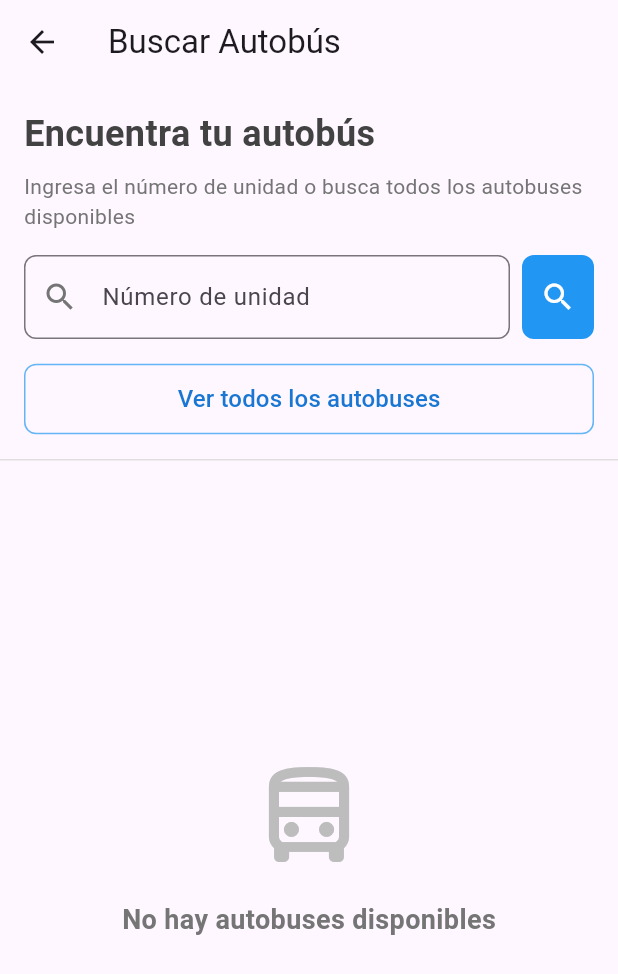
After one commit to wise-owl-dev/Geolocation_App, a Flutter app: the BusSearchScreen screen opened by its route, after a tap on "Ver todos los autobuses", on a phone screen of 412 x 824 dp. The commit adds this screen. Shown: the top 974 px of the screen. Run offline on Flutter 3.47's test engine with Material 3 defaults, Android fonts, the phone set to English and light mode, and no system bars; our stand-ins replace flutter_riverpod, formz, go_router, supabase_flutter; accounts and stored records are empty.

Commit message:
Consultar Autobus

```diff
--- a/lib/features/dashboard/screens/user_dashboard_screen.dart
+++ b/lib/features/dashboard/screens/user_dashboard_screen.dart
@@ -8,7 +8,12 @@ class UserDashboardScreen extends ConsumerWidget {
 
   void _handleMenuOption(BuildContext context, String option) {
     print('Navegando a: $option');
-    // Implementar navegación
+
+    // Implementar navegación según la opción
+    if (option == 'Buscar Autobús') {
+      context.push('/user/bus-search');
+    }
+    // Las demás opciones se implementarán más adelante
   }
 
   void _handleLogout(BuildContext context, WidgetRef ref) async {
--- /dev/null
+++ b/lib/features/user/providers/bus_search_provider.dart
@@ -0,0 +1,135 @@
+import 'package:flutter_riverpod/flutter_riverpod.dart';
+import 'package:supabase_flutter/supabase_flutter.dart';
+import '../../../shared/models/bus.dart';
+
+class BusSearchState {
+  final bool isLoading;
+  final List<Bus> buses;
+  final String? error;
+  final String searchQuery;
+
+  BusSearchState({
+    required this.isLoading,
+    required this.buses,
+    this.error,
+    required this.searchQuery,
+  });
+
+  // Estado inicial
+  factory BusSearchState.initial() => BusSearchState(
+    isLoading: false,
+    buses: [],
+    error: null,
+    searchQuery: '',
+  );
+
+  // Método copyWith para inmutabilidad
+  BusSearchState copyWith({
+    bool? isLoading,
+    List<Bus>? buses,
+    String? error,
+    String? searchQuery,
+  }) {
+    return BusSearchState(
+      isLoading: isLoading ?? this.isLoading,
+      buses: buses ?? this.buses,
+      error: error,
+      searchQuery: searchQuery ?? this.searchQuery,
+    );
+  }
+}
+
+class BusSearchNotifier extends StateNotifier<BusSearchState> {
+  final _supabase = Supabase.instance.client;
+
+  BusSearchNotifier() : super(BusSearchState.initial());
+
+  // Método para buscar autobuses por número de unidad
+  Future<void> searchBusByNumber(String query) async {
+    if (query.isEmpty) {
+      state = state.copyWith(
+        buses: [],
+        searchQuery: '',
+      );
+      return;
+    }
+
+    state = state.copyWith(isLoading: true, error: null, searchQuery: query);
+
+    try {
+      // Buscar autobuses que coincidan con el query
+      final result = await _supabase
+          .from('autobuses')
+          .select()
+          .ilike('numero_unidad', '%$query%')
+          .order('numero_unidad');
+
+      // Transformar datos en objetos Bus
+      final List<Bus> buses = [];
+      for (var busData in result) {
+        try {
+          buses.add(Bus.fromJson(busData));
+        } catch (e) {
+          print('Error procesando autobús: $e');
+        }
+      }
+
+      state = state.copyWith(
+        isLoading: false,
+        buses: buses,
+      );
+    } catch (e) {
+      print('Error buscando autobuses: $e');
+      state = state.copyWith(
+        isLoading: false,
+        error: 'Error al buscar autobuses: $e',
+      );
+    }
+  }
+
+  // Método para obtener la lista completa de autobuses
+  Future<void> loadAllBuses() async {
+    state = state.copyWith(isLoading: true, error: null);
+
+    try {
+      // Obtener todos los autobuses
+      final result = await _supabase
+          .from('autobuses')
+          .select()
+          .eq('estado', 'activo')
+          .order('numero_unidad');
+
+      // Transformar datos en objetos Bus
+      final List<Bus> buses = [];
+      for (var busData in result) {
+        try {
+          buses.add(Bus.fromJson(busData));
+        } catch (e) {
+          print('Error procesando autobús: $e');
+        }
+      }
+
+      state = state.copyWith(
+        isLoading: false,
+        buses: buses,
+      );
+    } catch (e) {
+      print('Error cargando autobuses: $e');
+      state = state.copyWith(
+        isLoading: false,
+        error: 'Error al cargar autobuses: $e',
+      );
+    }
+  }
+
+  void clearSearch() {
+    state = state.copyWith(
+      buses: [],
+      searchQuery: '',
+    );
+  }
+}
+
+final busSearchProvider = StateNotifierProvider<BusSearchNotifier, BusSearchState>((ref) {
+  return BusSearchNotifier();
+});
--- /dev/null
+++ b/lib/features/user/screens/search_bus_screen.dart
@@ -0,0 +1,356 @@
+import 'package:flutter/material.dart';
+import 'package:flutter_riverpod/flutter_riverpod.dart';
+import 'package:go_router/go_router.dart';
+import '../providers/bus_search_provider.dart';
+import '../../../shared/models/bus.dart';
+import '../../../shared/widgets/widgets.dart';
+
+class BusSearchScreen extends ConsumerStatefulWidget {
+  const BusSearchScreen({Key? key}) : super(key: key);
+
+  @override
+  ConsumerState<BusSearchScreen> createState() => _BusSearchScreenState();
+}
+
+class _BusSearchScreenState extends ConsumerState<BusSearchScreen> {
+  final TextEditingController _searchController = TextEditingController();
+  bool _showAll = false;
+
+  @override
+  void initState() {
+    super.initState();
+    _searchController.addListener(() {
+      if (_searchController.text.isEmpty) {
+        ref.read(busSearchProvider.notifier).clearSearch();
+      }
+    });
+  }
+
+  @override
+  void dispose() {
+    _searchController.dispose();
+    super.dispose();
+  }
+
+  void _performSearch() {
+    final query = _searchController.text.trim();
+    if (query.isNotEmpty) {
+      ref.read(busSearchProvider.notifier).searchBusByNumber(query);
+    }
+  }
+
+  void _showAllBuses() {
+    setState(() {
+      _showAll = true;
+    });
+    ref.read(busSearchProvider.notifier).loadAllBuses();
+  }
+
+  @override
+  Widget build(BuildContext context) {
+    final busSearchState = ref.watch(busSearchProvider);
+
+    return Scaffold(
+      appBar: AppBar(
+        title: const Text('Buscar Autobús'),
+        leading: IconButton(
+          icon: const Icon(Icons.arrow_back),
+          onPressed: () => context.pop(),
+        ),
+      ),
+      body: Column(
+        children: [
+          // Sección de búsqueda
+          Padding(
+            padding: const EdgeInsets.all(16.0),
+            child: Column(
+              crossAxisAlignment: CrossAxisAlignment.start,
+              children: [
+                Text(
+                  'Encuentra tu autobús',
+                  style: TextStyle(
+                    fontSize: 24,
+                    fontWeight: FontWeight.bold,
+                    color: Colors.grey.shade800,
+                  ),
+                ),
+                const SizedBox(height: 8),
+                Text(
+                  'Ingresa el número de unidad o busca todos los autobuses disponibles',
+                  style: TextStyle(
+                    fontSize: 14,
+                    color: Colors.grey.shade600,
+                  ),
+                ),
+                const SizedBox(height: 16),
+
+                // Campo de búsqueda
+                Row(
+                  children: [
+                    Expanded(
+                      child: TextField(
+                        controller: _searchController,
+                        decoration: InputDecoration(
+                          hintText: 'Número de unidad',
+                          prefixIcon: Icon(Icons.search, color: Colors.grey.shade600),
+                          border: OutlineInputBorder(
+                            borderRadius: BorderRadius.circular(8),
+                            borderSide: BorderSide(color: Colors.grey.shade300),
+                          ),
+                          focusedBorder: OutlineInputBorder(
+                            borderRadius: BorderRadius.circular(8),
+                            borderSide: BorderSide(color: Colors.blue, width: 2),
+                          ),
+                          contentPadding: const EdgeInsets.symmetric(vertical: 16),
+                        ),
+                        onSubmitted: (_) => _performSearch(),
+                      ),
+                    ),
+                    const SizedBox(width: 8),
+                    Container(
+                      height: 56,
+                      decoration: BoxDecoration(
+                        color: Colors.blue,
+                        borderRadius: BorderRadius.circular(8),
+                      ),
+                      child: IconButton(
+                        icon: const Icon(Icons.search, color: Colors.white),
+                        onPressed: _performSearch,
+                      ),
+                    ),
+                  ],
+                ),
+
+                const SizedBox(height: 16),
+
+                // Botón para mostrar todos los autobuses
+                SizedBox(
+                  width: double.infinity,
+                  child: TextButton(
+                    onPressed: _showAllBuses,
+                    style: TextButton.styleFrom(
+                      padding: const EdgeInsets.symmetric(vertical: 12),
+                      shape: RoundedRectangleBorder(
+                        borderRadius: BorderRadius.circular(8),
+                        side: BorderSide(color: Colors.blue.shade300),
+                      ),
+                    ),
+                    child: Text(
+                      'Ver todos los autobuses',
+                      style: TextStyle(
+                        fontSize: 16,
+                        color: Colors.blue.shade700,
+                      ),
+                    ),
+                  ),
+                ),
+              ],
+            ),
+          ),
+
+          // Línea divisoria
+          Divider(color: Colors.grey.shade300, height: 1),
+
+          // Resultados de la búsqueda
+          Expanded(
+            child: busSearchState.isLoading
+                ? const Center(child: CircularProgressIndicator())
+                : busSearchState.error != null
+                    ? _buildErrorView(busSearchState.error!)
+                    : busSearchState.buses.isEmpty && !_showAll
+                        ? _buildEmptyState()
+                        : _buildResultsList(busSearchState.buses),
+          ),
+        ],
+      ),
+    );
+  }
+
+  Widget _buildEmptyState() {
+    return Center(
+      child: Column(
+        mainAxisAlignment: MainAxisAlignment.center,
+        children: [
+          Icon(
+            Icons.search_off,
+            size: 80,
+            color: Colors.grey.shade400,
+          ),
+          const SizedBox(height: 16),
+          Text(
+            'Busca un autobús por su número',
+            style: TextStyle(
+              fontSize: 18,
+              fontWeight: FontWeight.bold,
+              color: Colors.grey.shade600,
+            ),
+          ),
+          const SizedBox(height: 8),
+          Text(
+            'Ingresa el número de unidad o explora todos los autobuses',
+            style: TextStyle(
+              color: Colors.grey.shade600,
+            ),
+            textAlign: TextAlign.center,
+          ),
+        ],
+      ),
+    );
+  }
+
+  Widget _buildErrorView(String error) {
+    return Center(
+      child: Column(
+        mainAxisAlignment: MainAxisAlignment.center,
+        children: [
+          Icon(Icons.error_outline, size: 48, color: Colors.red.shade400),
+          const SizedBox(height: 16),
+          Text(
+            'Error en la búsqueda',
+            style: TextStyle(
+              fontSize: 18,
+              fontWeight: FontWeight.bold,
+              color: Colors.red.shade700,
+            ),
+          ),
+          const SizedBox(height: 8),
+          Text(error),
+          const SizedBox(height: 16),
+          ElevatedButton(
+            onPressed: _performSearch,
+            child: const Text('Reintentar'),
+          ),
+        ],
+      ),
+    );
+  }
+
+  Widget _buildResultsList(List<Bus> buses) {
+    if (buses.isEmpty && _showAll) {
+      return Center(
+        child: Column(
+          mainAxisAlignment: MainAxisAlignment.center,
+          children: [
+            Icon(
+              Icons.directions_bus_outlined,
+              size: 80,
+              color: Colors.grey.shade400,
+            ),
+            const SizedBox(height: 16),
+            Text(
+              'No hay autobuses disponibles',
+              style: TextStyle(
+                fontSize: 18,
+                fontWeight: FontWeight.bold,
+                color: Colors.grey.shade600,
+              ),
+            ),
+          ],
+        ),
+      );
+    }
+
+    return ListView.separated(
+      padding: const EdgeInsets.all(16),
+      itemCount: buses.length,
+      separatorBuilder: (context, index) => const SizedBox(height: 12),
+      itemBuilder: (context, index) {
+        final bus = buses[index];
+
+        // Color según el estado del autobús
+        Color statusColor;
+        switch(bus.status) {
+          case 'activo':
+            statusColor = Colors.green;
+            break;
+          case 'inactivo':
+            statusColor = Colors.red;
+            break;
+          case 'mantenimiento':
+            statusColor = Colors.orange;
+            break;
+          default:
+            statusColor = Colors.grey;
+        }
+
+        return Container(
+          decoration: BoxDecoration(
+            color: Colors.white,
+            borderRadius: BorderRadius.circular(12),
+            boxShadow: [
+              BoxShadow(
+                color: Colors.grey.withOpacity(0.1),
+                blurRadius: 5,
+                offset: const Offset(0, 2),
+              ),
+            ],
+          ),
+          child: ListTile(
+            contentPadding: const EdgeInsets.all(16),
+            leading: CircleAvatar(
+              radius: 28,
+              backgroundColor: Colors.blue.shade100,
+              child: Icon(
+                Icons.directions_bus,
+                color: Colors.blue.shade800,
+                size: 28,
+              ),
+            ),
+            title: Text(
+              'Unidad ${bus.busNumber}',
+              style: const TextStyle(
+                fontSize: 18,
+                fontWeight: FontWeight.bold,
+              ),
+            ),
+            subtitle: Column(
+              crossAxisAlignment: CrossAxisAlignment.start,
+              children: [
+                const SizedBox(height: 4),
+                Text('Placa: ${bus.licensePlate}'),
+                Text('${bus.brand} ${bus.model} ${bus.year}'),
+                const SizedBox(height: 4),
+                Row(
+                  children: [
+                    Icon(Icons.people, size: 16, color: Colors.grey.shade600),
+                    const SizedBox(width: 4),
+                    Text('Capacidad: ${bus.capacity} pasajeros'),
+                    const Spacer(),
+                    Container(
+                      padding: const EdgeInsets.symmetric(horizontal: 8, vertical: 2),
+                      decoration: BoxDecoration(
+                        color: statusColor.withOpacity(0.2),
+                        borderRadius: BorderRadius.circular(12),
+                      ),
+                      child: Text(
+                        bus.status.toUpperCase(),
+                        style: TextStyle(
+                          color: statusColor,
+                          fontWeight: FontWeight.bold,
+                          fontSize: 12,
+                        ),
+                      ),
+                    ),
+                  ],
+                ),
+              ],
+            ),
+            trailing: Icon(Icons.chevron_right, color: Colors.grey.shade400),
+            onTap: () {
+              // Aquí podríamos navegar a una pantalla de detalles del autobús
+              // Por ejemplo: context.push('/user/bus-details/${bus.id}');
+
+              // Por ahora, solo mostraremos un mensaje
+              ScaffoldMessenger.of(context).showSnackBar(
+                SnackBar(
+                  content: Text('Información del autobús ${bus.busNumber}'),
+                  behavior: SnackBarBehavior.floating,
+                ),
+              );
+            },
+          ),
+        );
+      },
+    );
+  }
+}
```
Also changed, not shown: lib/core/config/router/app_router.dart (+8 -1 lines).
